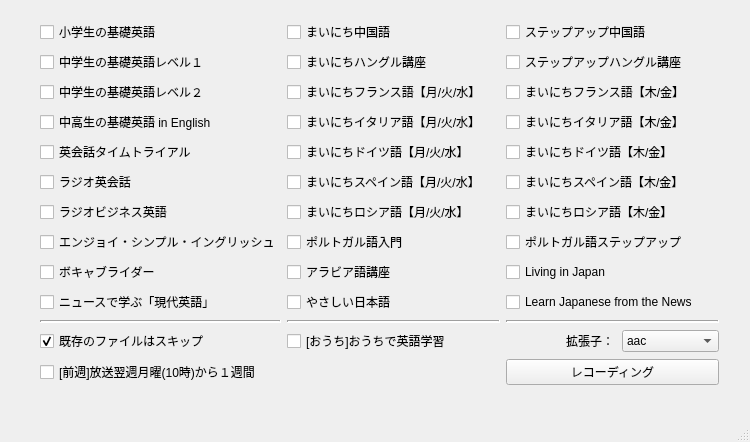
Before: the Qt Designer form mainwindow.ui in CSReviser/CaptureStream2-extra, drawn with Qt 5.
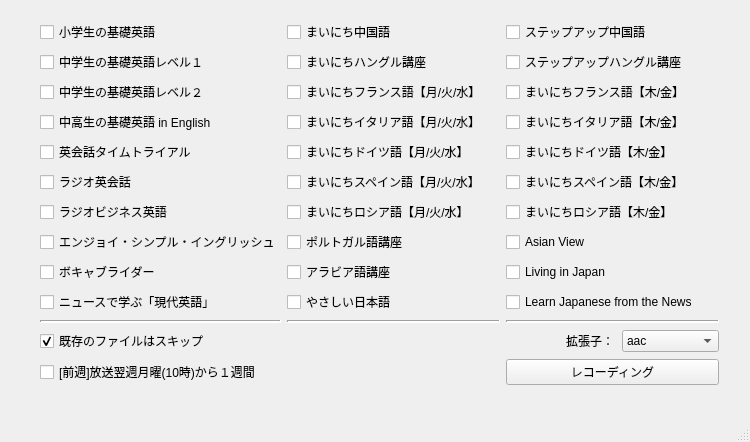
After: the same form once the commit is applied.

What changed in the file:
```diff
--- a/mainwindow.ui
+++ b/mainwindow.ui
@@ -278,7 +278,7 @@
        <item>
         <widget class="QCheckBox" name="checkBox_portuguese">
          <property name="text">
-          <string>ポルトガル語入門</string>
+          <string>ポルトガル語講座</string>
          </property>
         </widget>
        </item>
@@ -388,7 +388,7 @@
        <item>
         <widget class="QCheckBox" name="checkBox_stepup_portuguese">
          <property name="text">
-          <string>ポルトガル語ステップアップ</string>
+          <string>Asian View</string>
          </property>
         </widget>
        </item>
@@ -514,20 +514,6 @@
        </item>
       </layout>
      </item>
-     <item row="11" column="1">
-      <layout class="QHBoxLayout" name="horizontalLayout_281">
-       <item>
-        <widget class="QCheckBox" name="checkBox_ouch">
-         <property name="text">
-          <string>[おうち]おうちで英語学習</string>
-         </property>
-         <property name="checked">
-          <bool>false</bool>
-         </property>
-        </widget>
-       </item>
-      </layout>
-     </item>
      <item row="11" column="0">
       <layout class="QHBoxLayout" name="horizontalLayout_22">
        <item>
```
Left out of the diff: 1 changed line with no effect on the pictures.
